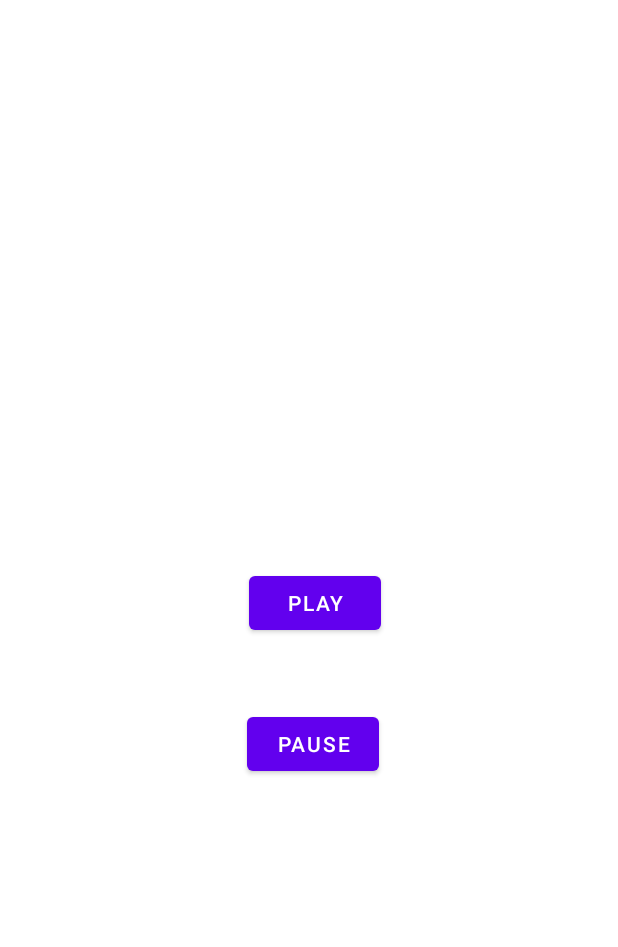
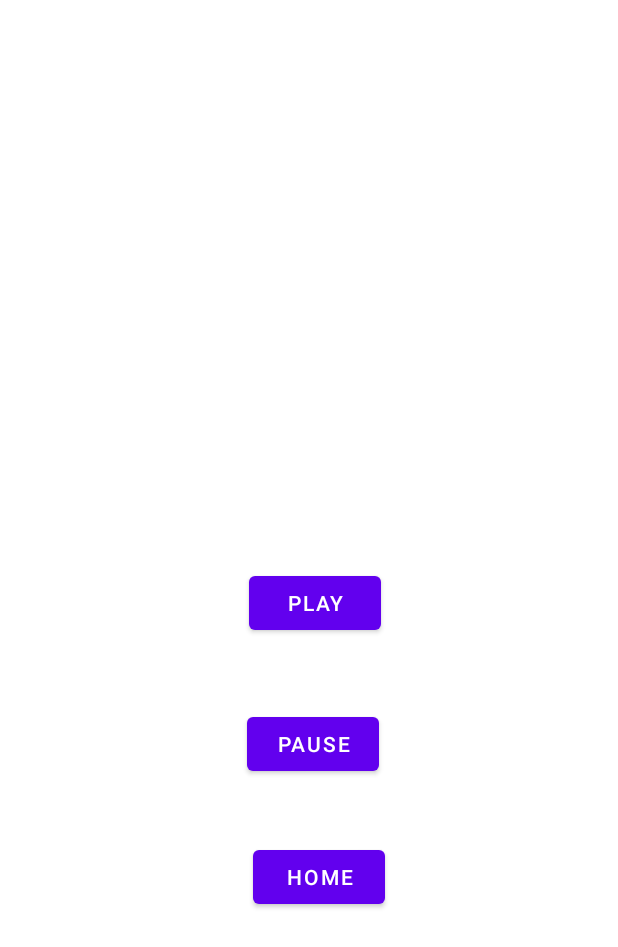
Before and after one commit to ApurvRai/StudentGo, an Android app: the MusicPlayer screen opened directly, with no data from a screen before it, on a phone screen of 412 x 824 dp. Shown: the top 947 px of the screen. Run offline under Robolectric (Android 15) with nearby library versions, the phone set to English and light mode, and no system bars.

Commit message:
musicplayer

```diff
--- a/app/src/main/java/com/example/studentgo/MusicPlayer.java
+++ b/app/src/main/java/com/example/studentgo/MusicPlayer.java
@@ -2,13 +2,14 @@ package com.example.studentgo;
 
 import androidx.appcompat.app.AppCompatActivity;
 
+import android.content.Intent;
 import android.media.MediaPlayer;
 import android.os.Bundle;
 import android.view.View;
 import android.widget.Button;
 
 public class MusicPlayer extends AppCompatActivity {
-    Button b1, b2;
+    Button b1, b2, b3;
     MediaPlayer mp;
 
     @Override
@@ -17,6 +18,7 @@ public class MusicPlayer extends AppCompatActivity {
         setContentView(R.layout.activity_music_player);
         b1 = (Button)findViewById(R.id.button19);
         b2 = (Button)findViewById(R.id.button20);
+        b3 = (Button)findViewById(R.id.button23);
         mp = MediaPlayer.create(this, R.raw.y);
         b1.setOnClickListener(new View.OnClickListener() {
             @Override
@@ -30,5 +32,13 @@ public class MusicPlayer extends AppCompatActivity {
                 mp.pause();
             }
         });
+        b3.setOnClickListener(new View.OnClickListener() {
+            @Override
+            public void onClick(View view) {
+                Intent i = new Intent(MusicPlayer.this, Homepage.class);
+                startActivity(i);
+                finish();
+            }
+        });
     }
 }
--- a/app/src/main/res/layout/activity_music_player.xml
+++ b/app/src/main/res/layout/activity_music_player.xml
@@ -27,4 +27,14 @@
         android:layout_marginEnd="159dp"
         android:layout_marginBottom="304dp"
         android:text="Pause" />
+
+    <Button
+        android:id="@+id/button23"
+        android:layout_width="wrap_content"
+        android:layout_height="wrap_content"
+        android:layout_alignParentEnd="true"
+        android:layout_alignParentBottom="true"
+        android:layout_marginEnd="155dp"
+        android:layout_marginBottom="215dp"
+        android:text="home" />
 </RelativeLayout>
```
